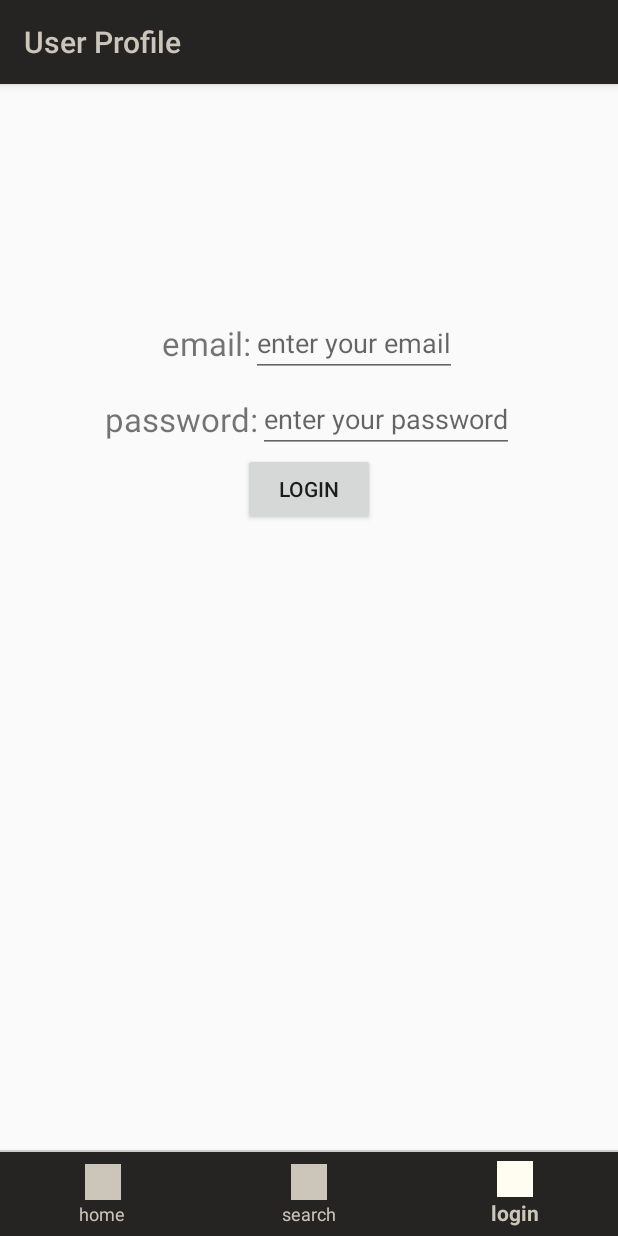
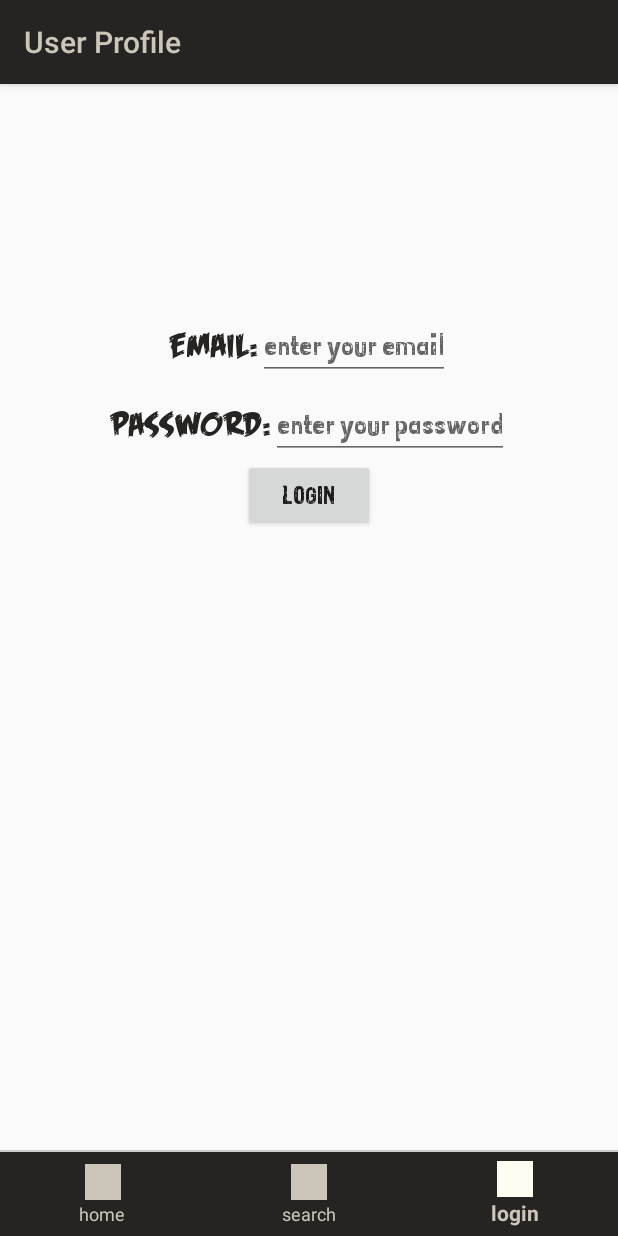
Before and after one commit to williamxyshi/share-the-JUMPscare, an Android app: the fragment LoggedInFragment placed in its activity, item 3 of the bottom bar chosen, on a phone screen of 412 x 824 dp. Run offline under Robolectric (Android 15) with nearby library versions, the phone set to English and light mode, and no system bars; our stand-ins replace RxJava; network calls fail; pictures from the network do not load.

Commit message:
add font polish to user fragments

```diff
--- a/noJUMPscares-android/app/src/main/java/com/williamxyshi/njsandroid/fragments/LoggedInFragment.kt
+++ b/noJUMPscares-android/app/src/main/java/com/williamxyshi/njsandroid/fragments/LoggedInFragment.kt
@@ -11,6 +11,7 @@ import androidx.fragment.app.Fragment
 import androidx.lifecycle.ViewModelProviders
 import com.williamxyshi.njsandroid.R
 import com.williamxyshi.njsandroid.viewmodels.MainActivityViewModel
+import okhttp3.internal.notify
 
 class LoggedInFragment : Fragment() {
 
@@ -32,6 +33,7 @@ class LoggedInFragment : Fragment() {
 
         initialize()
 
+        welcomeUser.text = "Welcome Back " + vm.user.value?.username
 
         return rootView
     }
@@ -54,6 +56,7 @@ class LoggedInFragment : Fragment() {
     private fun setUpVM(){
 
         vm = ViewModelProviders.of(activity?:return).get(MainActivityViewModel::class.java)
+
     }
 
 }
--- a/noJUMPscares-android/app/src/main/res/layout/fragment_logged_in.xml
+++ b/noJUMPscares-android/app/src/main/res/layout/fragment_logged_in.xml
@@ -13,6 +13,10 @@
         app:layout_constraintRight_toRightOf="parent"
         app:layout_constraintTop_toTopOf="parent"
         android:layout_marginTop="100dp"
+        android:fontFamily="@font/halloween"
+        android:textSize="20sp"
+        android:textColor="@color/eerieeblack"
+
         android:text="Welcome back william shi"/>
 
     <Button
@@ -22,6 +26,7 @@
         android:id="@+id/logOutButton"
         app:layout_constraintLeft_toLeftOf="parent"
         app:layout_constraintRight_toRightOf="parent"
+        android:fontFamily="@font/mainfont"
         app:layout_constraintTop_toBottomOf="@id/welcomeUser"
         android:text="Log Out"/>
 
--- a/noJUMPscares-android/app/src/main/res/layout/fragment_login.xml
+++ b/noJUMPscares-android/app/src/main/res/layout/fragment_login.xml
@@ -20,7 +20,8 @@
             android:id="@+id/emailText"
             android:textSize="22sp"
             android:text="email:"
-
+            android:textColor="@color/eerieeblack"
+            android:fontFamily="@font/halloween"
             android:layout_width="wrap_content"
             android:layout_height="wrap_content"/>
 
@@ -30,6 +31,7 @@
             app:layout_constraintBottom_toBottomOf="parent"
             android:id="@+id/emailField"
             android:hint="enter your email"
+            android:fontFamily="@font/mainfont"
             app:layout_constraintRight_toLeftOf="@id/emailText"
             android:layout_width="wrap_content"
             android:layout_height="wrap_content"
@@ -53,6 +55,9 @@
             app:layout_constraintBottom_toBottomOf="parent"
             app:layout_constraintRight_toLeftOf="@id/passwordField"
             android:id="@+id/passwordText"
+            android:textColor="@color/eerieeblack"
+
+            android:fontFamily="@font/halloween"
             android:text="password:"
             android:textSize="22sp"
 
@@ -62,6 +67,7 @@
         <EditText
             android:inputType="textPassword"
 
+            android:fontFamily="@font/mainfont"
             app:layout_constraintTop_toTopOf="parent"
             app:layout_constraintBottom_toBottomOf="parent"
             android:id="@+id/passwordField"
@@ -81,6 +87,8 @@
         app:layout_constraintTop_toBottomOf="@id/passwordContainer"
         android:layout_width="wrap_content"
         android:layout_height="wrap_content"
+        android:fontFamily="@font/mainfont"
+
         android:text="Login"/>
 
 
```
